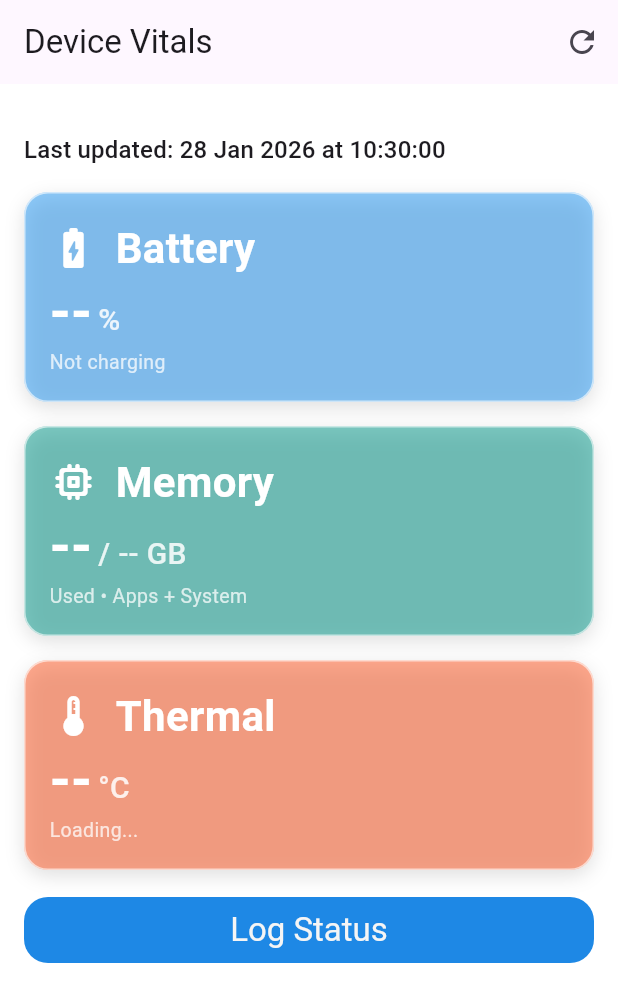
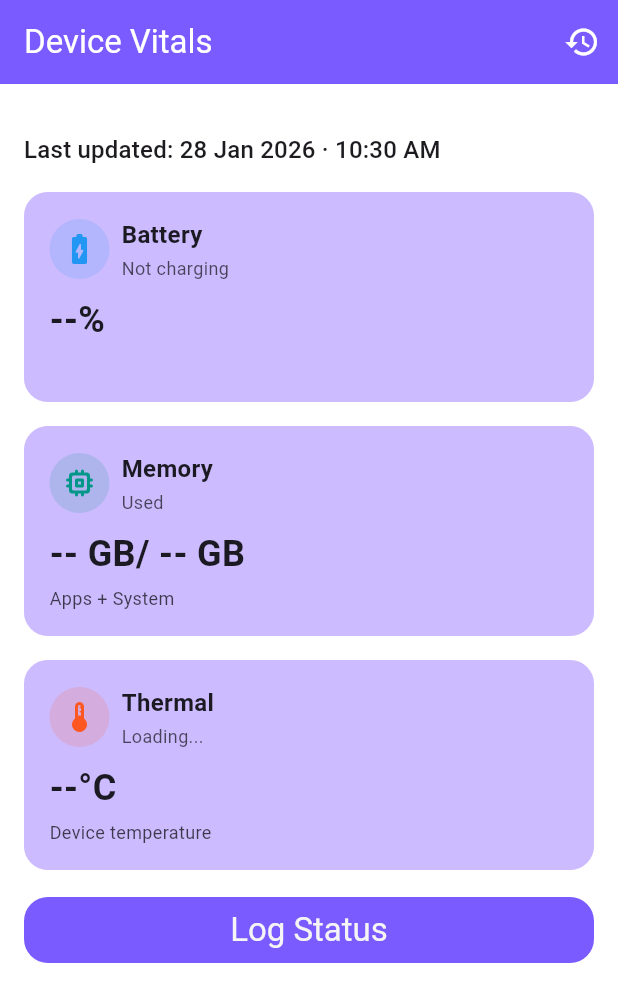
Before and after one commit to PrantoMondal/c2ada779d006, a Flutter app: the screen it shows after launch, on a phone screen of 412 x 824 dp. Shown: the top 1002 px of the screen. Run offline on Flutter 3.47's test engine with Material 3 defaults, Android fonts, the phone set to English and light mode, and no system bars; our stand-ins replace bloc, dio, equatable, flutter_bloc, get_it, logger and 1 more.

Commit message:
UI modified

```diff
--- a/lib/src/core/constants/app_colors.dart
+++ b/lib/src/core/constants/app_colors.dart
@@ -1,34 +1,13 @@
 import 'package:flutter/material.dart';
 
 class AppColors {
-  static const Color primary = Color(0xFF1E88E5);
-  static const Color primaryLight = Color(0xFF6AB7FF);
-  static const Color primaryDark = Color(0xFF005CB2);
-
-  static const Color secondary = Color(0xFFD81B60);
-  static const Color secondaryLight = Color(0xFFFF5C8D);
-  static const Color secondaryDark = Color(0xFFA00037);
-
+  static const Color primary = Color(0xFF7A5BFF);
+  static const Color secondary = Color(0xFFCCBBFF);
   static const Color surfaceColor = Color(0xFFFFFFFF);
   static const Color backgroundColor = Color(0xFFF5F5F5);
   static const Color transparentColor = Color(0x00000000);
-
-  static const Color textPrimary = Color(0xFF212121);
-  static const Color textSecondary = Color(0xFF757575);
-  static const Color textWhite = Color(0xFFFFFFFF);
-
+  static const Color textPrimary = Color(0xFFFFFFFF);
   static const Color errorColor = Color(0xFFD32F2F);
-  static const Color warningColor = Color(0xFFFFA000);
-
   static const Color successColor = Color(0xFF388E3C);
-
-  static const Color infoColor = Color(0xFF1976D2);
-  static const Color accentColor = Color(0xFFFFC107);
-
-  static const Color dividerColor = Color(0xFFBDBDBD);
   static const Color shadowColor = Color(0x40000000);
-
-  static const Color cardBackground = Color(0xFFFFFFFF);
-  static const Color iconColor = Color(0xFF616161);
-  static const Color hintTextColor = Color(0xFF9E9E9E);
 }
--- a/lib/src/features/home/presentation/view/home_screen.dart
+++ b/lib/src/features/home/presentation/view/home_screen.dart
@@ -1,6 +1,7 @@
 import 'package:device_vitals/src/core/base/base_view.dart';
 import 'package:device_vitals/src/core/constants/app_colors.dart';
 import 'package:device_vitals/src/core/routes/app_router.dart';
+import 'package:device_vitals/src/core/utils/extensions.dart';
 import 'package:device_vitals/src/features/home/presentation/bloc/home_bloc.dart';
 import 'package:device_vitals/src/features/home/presentation/widgets/sensor_info_card.dart';
 import 'package:flutter/material.dart';
@@ -12,16 +13,23 @@ class HomeScreen extends BaseView<HomeBloc, HomeState> {
 
   @override
   bool isLoading(HomeState state) => state.isLoading && !state.isRefreshing;
+
   @override
   PreferredSizeWidget? appBar(BuildContext context) {
     return AppBar(
-      title: const Text('Device Vitals'),
+      backgroundColor: AppColors.primary,
+      title: Text(
+        'Device Vitals',
+        style: Theme.of(
+          context,
+        ).textTheme.titleLarge?.copyWith(color: AppColors.textPrimary),
+      ),
       actions: [
         IconButton(
           onPressed: () => Navigator.of(context).pushNamed(Routes.history),
-          icon: const Icon(Icons.refresh),
+          icon: const Icon(Icons.history, color: AppColors.textPrimary),
         ),
-      ]
+      ],
     );
   }
 
@@ -81,52 +89,45 @@ class HomeScreen extends BaseView<HomeBloc, HomeState> {
                 padding: const EdgeInsets.symmetric(vertical: 16),
                 child: Text(
                   state.lastUpdated != null && state.isSuccess
-                      ? 'Last updated: ${DateFormat("dd MMM yyyy 'at' HH:mm:ss").format(state.lastUpdated!.toLocal())}'
+                      ? 'Last updated: ${state.lastUpdated!.toString().formattedTime}'
                       : '',
                   textAlign: TextAlign.start,
                   style: Theme.of(context).textTheme.titleMedium,
                 ),
               ),
-              _buildVitalCard(
-                context,
-                title: "Battery",
-                value: vitals != null ? '${vitals['batteryLevel'] ?? '--'}' : '--',
-                unit: "%",
-                subtitle: vitals != null
-                    ? (vitals['isCharging'] == true ? "Charging" : "Not charging") +
-                          (vitals['estimatedTime'] != null
-                              ? " • ${vitals['estimatedTime']}"
-                              : "")
-                    : "Loading...",
+              SensorInfoCard(
+                title: 'Battery',
+                status: vitals != null
+                    ? (vitals['isCharging'] == true ? 'Charging' : 'Not charging')
+                    : 'Loading',
+                value: vitals != null ? '${vitals['batteryLevel'] ?? '--'}%' : '--',
+                subtitle: "",
                 icon: Icons.battery_charging_full_rounded,
-                backgroundColor: Colors.blue,
+                iconColor: Colors.blue,
+                cardColor: AppColors.secondary,
               ),
 
-              _buildVitalCard(
-                context,
-                title: "Memory",
+              SensorInfoCard(
+                title: 'Memory',
+                status: 'Used',
                 value: vitals != null
-                    ? double.tryParse(
-                            vitals['usedMemoryGB'].toString(),
-                          )?.toStringAsFixed(4) ??
-                          '--'
+                    ? '${double.tryParse(vitals['usedMemoryGB'].toString())?.toStringAsFixed(2) ?? '--'} GB'
+                          '/ ${double.tryParse(vitals['totalMemoryGB'].toString())?.toStringAsFixed(2) ?? '--'} GB'
                     : '--',
-                unit: vitals != null
-                    ? '/ ${double.tryParse(vitals['totalMemoryGB'].toString())?.toStringAsFixed(4) ?? '--'} GB'
-                    : '',
-                subtitle: "Used • Apps + System",
+                subtitle: "Apps + System",
                 icon: Icons.memory_rounded,
-                backgroundColor: Colors.teal,
+                iconColor: Colors.teal,
+                cardColor: AppColors.secondary,
               ),
 
-              _buildVitalCard(
-                context,
-                title: "Thermal",
-                value: vitals != null ? '${vitals['temperatureC'] ?? '--'}' : '--',
-                unit: "°C",
-                subtitle: _getThermalStatus(vitals?['temperatureC']),
+              SensorInfoCard(
+                title: 'Thermal',
+                status: _getThermalStatus(vitals?['temperatureC']),
+                value: vitals != null ? '${vitals['temperatureC'] ?? '--'}°C' : '--',
+                subtitle: 'Device temperature',
                 icon: Icons.thermostat_rounded,
-                backgroundColor: _getThermalColor(vitals?['temperatureC']),
+                iconColor: _getThermalColor(vitals?['temperatureC']),
+                cardColor: AppColors.secondary,
               ),
               ElevatedButton(
                 style: ElevatedButton.styleFrom(
@@ -150,26 +151,6 @@ class HomeScreen extends BaseView<HomeBloc, HomeState> {
     );
   }
 
-  Widget _buildVitalCard(
-    BuildContext context, {
-    required String title,
-    required String value,
-    required String unit,
-    required String subtitle,
-    required IconData icon,
-    required Color backgroundColor,
-  }) {
-    return SensorInfoCard(
-      title: title,
-      value: value,
-      unit: unit,
-      subtitle: subtitle,
-      icon: Icon(icon, size: 32, color: Colors.white),
-      backgroundColor: backgroundColor,
-      textColor: Colors.white,
-    );
-  }
-
   String _getThermalStatus(double? temp) {
     if (temp == null) return "Loading...";
     if (temp < 35) return "Cool";
--- a/lib/src/features/home/presentation/widgets/sensor_info_card.dart
+++ b/lib/src/features/home/presentation/widgets/sensor_info_card.dart
@@ -1,115 +1,131 @@
+import 'package:device_vitals/src/core/constants/app_values.dart';
 import 'package:flutter/material.dart';
 
 class SensorInfoCard extends StatelessWidget {
   final String title;
+  final String status;
   final String value;
-  final String? unit;
   final String? subtitle;
-  final Widget? icon;
-  final Color backgroundColor;
-  final Color? textColor;
+
+  /// Icon OR asset
+  final IconData? icon;
+  final String? assetPath;
+
+  final Color iconColor;
+  final Color cardColor;
+  final Color textColor;
   final double height;
-  final BorderRadius? borderRadius;
+  final BorderRadius borderRadius;
 
   const SensorInfoCard({
     super.key,
     required this.title,
+    required this.status,
     required this.value,
-    this.unit,
     this.subtitle,
     this.icon,
-    required this.backgroundColor,
-    this.textColor,
+    this.assetPath,
+    required this.iconColor,
+    required this.cardColor,
+    this.textColor = Colors.black87,
     this.height = 140,
-    this.borderRadius,
-  });
+    this.borderRadius = const BorderRadius.all(Radius.circular(AppValues.radiusMedium)),
+  }) : assert(
+         icon != null || assetPath != null,
+         'Either icon or assetPath must be provided',
+       );
 
   @override
   Widget build(BuildContext context) {
-    final effectiveTextColor = textColor ?? Colors.white.withOpacity(0.95);
-    final effectiveRadius = borderRadius ?? BorderRadius.circular(16);
-
     return Container(
       height: height,
-      margin: const EdgeInsets.only(bottom: 16),
-      padding: const EdgeInsets.all(16),
+      margin: const EdgeInsets.only(bottom: AppValues.gap),
+      padding: const EdgeInsets.all(AppValues.gap),
       decoration: BoxDecoration(
-        color: backgroundColor.withAlpha(130),
-        borderRadius: effectiveRadius,
-        border: Border.all(color: effectiveTextColor.withOpacity(0.6)),
-        boxShadow: [
-          BoxShadow(
-            color: Colors.black.withOpacity(0.12),
-            blurRadius: 10,
-            offset: const Offset(0, 4),
-          ),
-        ],
+        color: cardColor,
+        borderRadius: borderRadius,
+        border: Border.all(
+          color: cardColor.withOpacity(0.4),
+          width: AppValues.borderWidth,
+        ),
       ),
       child: Column(
         crossAxisAlignment: CrossAxisAlignment.start,
         mainAxisAlignment: MainAxisAlignment.spaceBetween,
         children: [
-          // Top row: Icon + Title
+          /// Header
           Row(
             children: [
-              if (icon != null) ...[icon!, const SizedBox(width: 12)],
-              Text(
-                title,
-                style: TextStyle(
-                  fontSize: 28,
-                  fontWeight: FontWeight.w600,
-                  color: effectiveTextColor,
-                ),
+              _buildIcon(),
+              const SizedBox(width: AppValues.gapSmall),
+              Column(
+                crossAxisAlignment: CrossAxisAlignment.start,
+                children: [
+                  Text(
+                    title,
+                    style: TextStyle(
+                      fontSize: AppValues.fontMedium,
+                      fontWeight: FontWeight.w600,
+                      color: textColor,
+                    ),
+                  ),
+                  const SizedBox(height: 2),
+                  Text(
+                    status,
+                    style: TextStyle(
+                      fontSize: AppValues.fontSmall,
+                      color: textColor.withOpacity(0.65),
+                    ),
+                  ),
+                ],
               ),
             ],
           ),
 
-          // Main value area (big number)
+          /// Value Section
           Column(
             crossAxisAlignment: CrossAxisAlignment.start,
             children: [
-              Row(
-                crossAxisAlignment: CrossAxisAlignment.baseline,
-                textBaseline: TextBaseline.alphabetic,
-                children: [
-                  Text(
-                    value,
-                    style: TextStyle(
-                      fontSize: 36,
-                      fontWeight: FontWeight.bold,
-                      color: effectiveTextColor,
-                      height: 1.0,
-                    ),
-                  ),
-                  if (unit != null) ...[
-                    const SizedBox(width: 4),
-                    Text(
-                      unit!,
-                      style: TextStyle(
-                        fontSize: 20,
-                        fontWeight: FontWeight.w500,
-                        color: effectiveTextColor.withOpacity(0.85),
-                      ),
-                    ),
-                  ],
-                ],
+              Text(
+                value,
+                style: TextStyle(
+                  fontSize: AppValues.fontXLarge,
+                  fontWeight: FontWeight.bold,
+                  color: textColor,
+                ),
               ),
-
-              if (subtitle != null)
-                Padding(
-                  padding: const EdgeInsets.only(top: 4),
-                  child: Text(
-                    subtitle!,
-                    style: TextStyle(
-                      fontSize: 13,
-                      color: effectiveTextColor.withOpacity(0.75),
-                    ),
+              if (subtitle != null) ...[
+                const SizedBox(height: 4),
+                Text(
+                  subtitle!,
+                  style: TextStyle(
+                    fontSize: AppValues.fontSmall,
+                    color: textColor.withOpacity(0.7),
                   ),
                 ),
+              ],
             ],
           ),
         ],
       ),
     );
   }
+
+  Widget _buildIcon() {
+    return Container(
+      padding: const EdgeInsets.all(AppValues.gapSmall),
+      decoration: BoxDecoration(
+        shape: BoxShape.circle,
+        color: iconColor.withOpacity(0.15),
+      ),
+      child: icon != null
+          ? Icon(icon, size: AppValues.iconMedium, color: iconColor)
+          : Image.asset(
+              assetPath!,
+              height: AppValues.iconMedium,
+              width: AppValues.iconMedium,
+              color: iconColor,
+            ),
+    );
+  }
 }
```
Also changed, not shown: lib/src/core/utils/extensions.dart (added, +31 -0 lines), lib/src/features/history/presentation/view/history_screen.dart (+8 -6 lines), lib/src/features/history/presentation/widgets/history_card.dart (+61 -48 lines).
